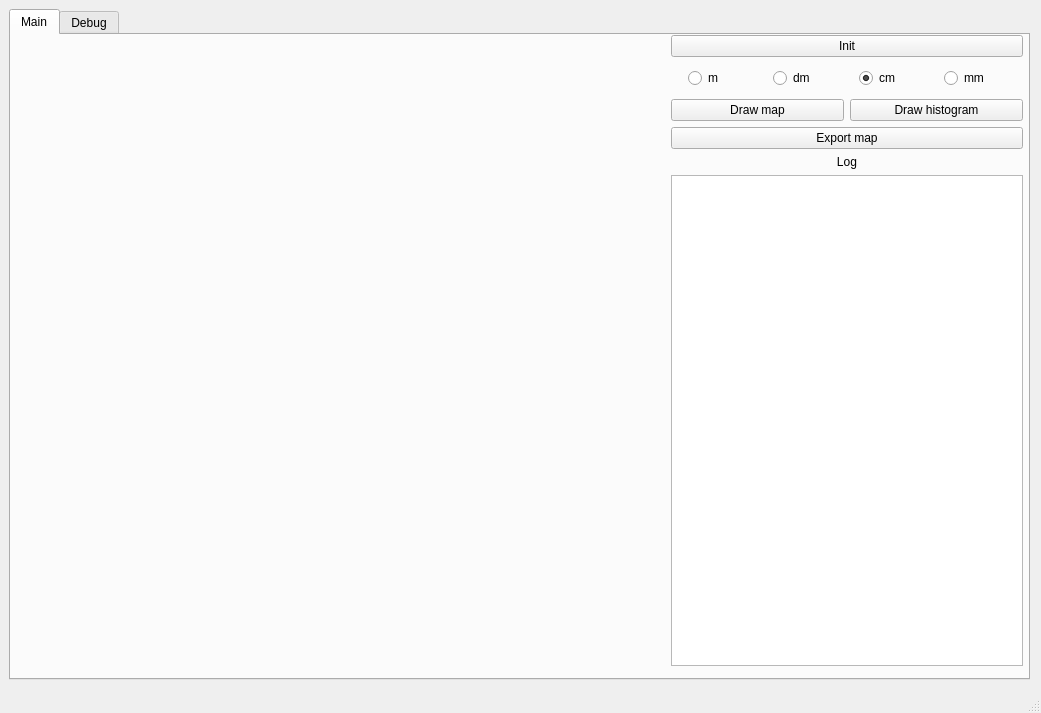
MikHut/vineslam, file src/mapper/ui/main_window.ui: the form before one commit.
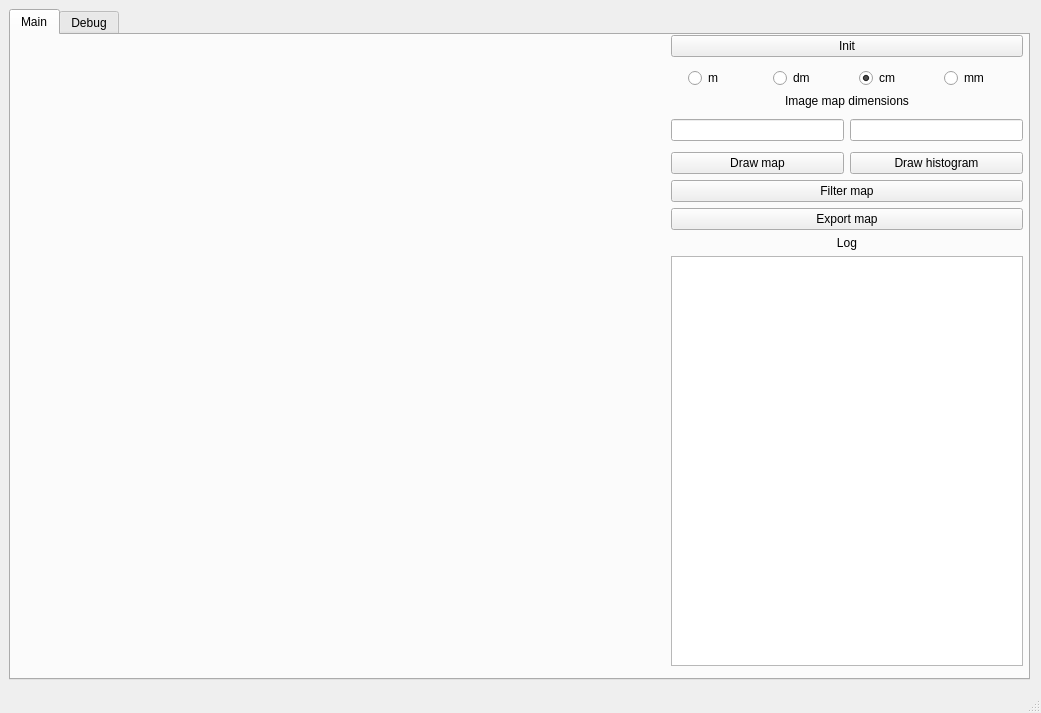
The form after the commit. Icons and pictures are not drawn.

Commit message: particle filter (matlab) with simulated data is working | added option to choose the map image resolution on the gui

```diff
--- a/src/mapper/ui/main_window.ui
+++ b/src/mapper/ui/main_window.ui
@@ -120,6 +120,37 @@
             </item>
            </layout>
           </item>
+          <item>
+           <widget class="QLabel" name="label">
+            <property name="text">
+             <string>Image map dimensions</string>
+            </property>
+            <property name="alignment">
+             <set>Qt::AlignCenter</set>
+            </property>
+           </widget>
+          </item>
+          <item>
+           <layout class="QHBoxLayout" name="horizontalLayout_3">
+            <property name="topMargin">
+             <number>5</number>
+            </property>
+            <item>
+             <widget class="QLineEdit" name="map_width">
+              <property name="alignment">
+               <set>Qt::AlignCenter</set>
+              </property>
+             </widget>
+            </item>
+            <item>
+             <widget class="QLineEdit" name="map_height">
+              <property name="alignment">
+               <set>Qt::AlignCenter</set>
+              </property>
+             </widget>
+            </item>
+           </layout>
+          </item>
           <item>
            <layout class="QHBoxLayout" name="horizontalLayout">
             <property name="topMargin">
@@ -144,6 +175,13 @@
             </item>
            </layout>
           </item>
+          <item>
+           <widget class="QPushButton" name="filter_map">
+            <property name="text">
+             <string>Filter map</string>
+            </property>
+           </widget>
+          </item>
           <item>
            <widget class="QPushButton" name="export_map">
             <property name="text">
```
The commit also changes 19 other files.
